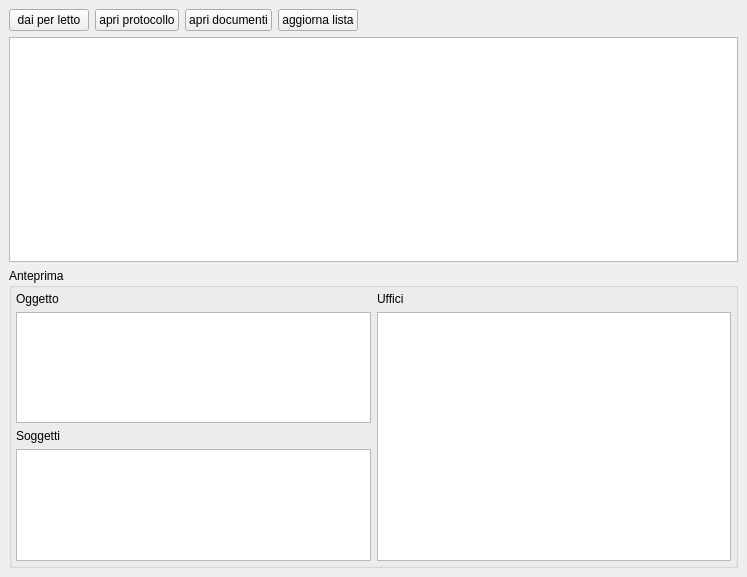
First picture: the form in src/com/axiastudio/suite/protocollo/forms/scrivania.ui, repository tizianolattisi/suitegda, before the edit.
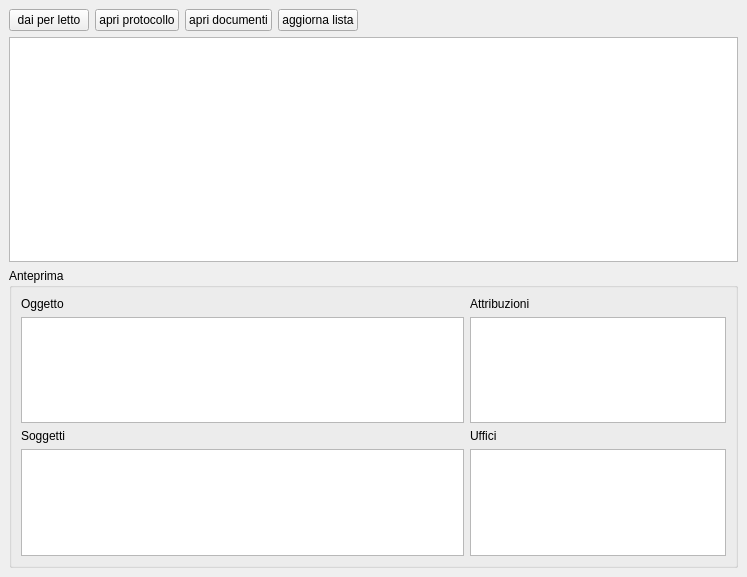
Second picture: the form after the edit.

Commit message: Visualizzazione della lista di attribuzioni in scrivania.

Diff of the .ui file:
```diff
--- a/src/com/axiastudio/suite/protocollo/forms/scrivania.ui
+++ b/src/com/axiastudio/suite/protocollo/forms/scrivania.ui
@@ -87,10 +87,7 @@
       <property name="title">
        <string>Anteprima</string>
       </property>
-      <layout class="QGridLayout" name="gridLayout">
-       <property name="margin">
-        <number>4</number>
-       </property>
+      <layout class="QGridLayout" name="gridLayout" columnstretch="1,0">
        <item row="0" column="0">
         <widget class="QLabel" name="label">
          <property name="text">
@@ -99,17 +96,17 @@
         </widget>
        </item>
        <item row="0" column="1">
-        <widget class="QLabel" name="label_4">
+        <widget class="QLabel" name="label_5">
          <property name="text">
-          <string>Uffici</string>
+          <string>Attribuzioni</string>
          </property>
         </widget>
        </item>
        <item row="1" column="0">
         <widget class="QTextEdit" name="textEdit_oggetto"/>
        </item>
-       <item row="1" column="1" rowspan="3">
-        <widget class="QListWidget" name="listWidget_uffici"/>
+       <item row="1" column="1">
+        <widget class="QListWidget" name="listWidget_attribuzioni"/>
        </item>
        <item row="2" column="0">
         <widget class="QLabel" name="label_3">
@@ -118,9 +115,19 @@
          </property>
         </widget>
        </item>
+       <item row="2" column="1">
+        <widget class="QLabel" name="label_4">
+         <property name="text">
+          <string>Uffici</string>
+         </property>
+        </widget>
+       </item>
        <item row="3" column="0">
         <widget class="QListWidget" name="listWidget_soggetti"/>
        </item>
+       <item row="3" column="1">
+        <widget class="QListWidget" name="listWidget_uffici"/>
+       </item>
       </layout>
      </widget>
     </item>
```
The commit also changes 1 other file.
